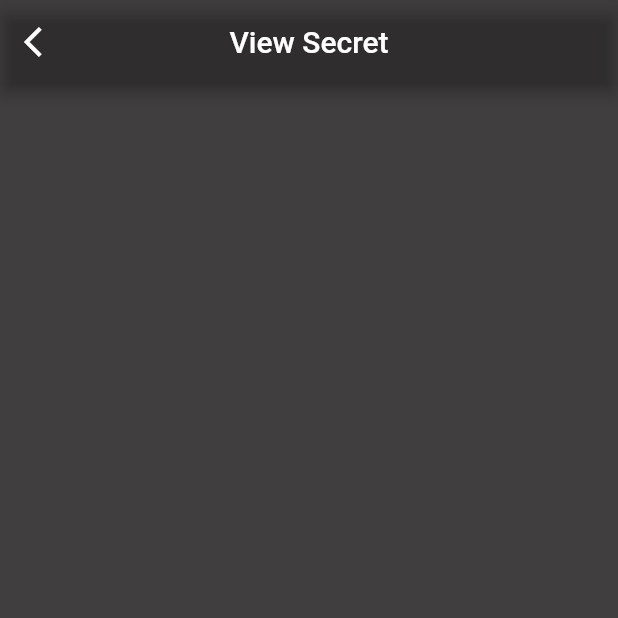
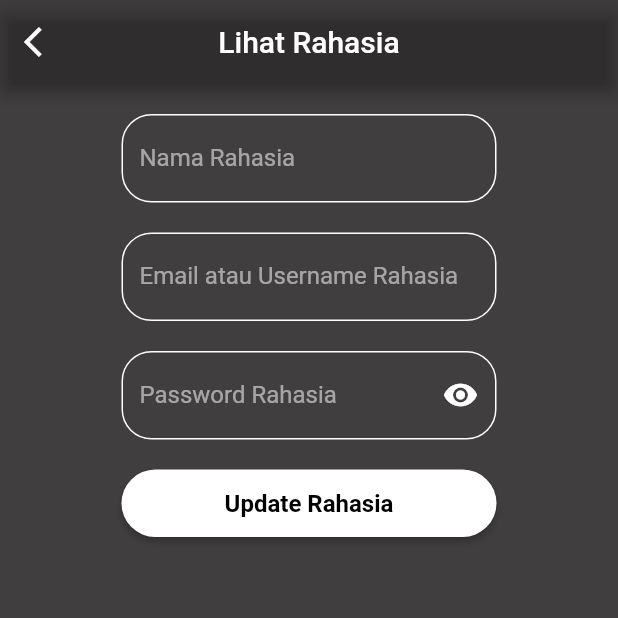
Before and after one commit to RayhanHamada/secureu-mobile, a Flutter app: the ViewSecretScreen screen opened by its route, on a phone screen of 412 x 824 dp, the top half of it. Run offline on Flutter 3.47's test engine with Material 2 defaults, Android fonts, the phone set to English and light mode, and no system bars; our stand-ins replace flutter_bloc, freezed_annotation, hive, pocketbase; missing offline and left inert: cryptography; accounts and stored records are empty.

Commit message:
feat: add update functionality for view secret screen

```diff
--- a/lib/screens/view_secret/bloc/view_secret_state.dart
+++ b/lib/screens/view_secret/bloc/view_secret_state.dart
@@ -3,10 +3,17 @@ part of 'view_secret_bloc.dart';
 @freezed
 class ViewSecretState with _$ViewSecretState {
   const factory ViewSecretState.initial() = _Initial;
+
+  const factory ViewSecretState.fetchingSecret() = _FetchingSecret;
   const factory ViewSecretState.successFetchSecret({
     required String name,
     required String emailOrUsername,
     required String password,
   }) = _SuccessFetchSecret;
   const factory ViewSecretState.failedFetchSecret() = _FailedFetchSecret;
+
+  const factory ViewSecretState.submittingForm() = _SubmittingForm;
+  const factory ViewSecretState.successSubmitForm() = _SuccessSubmitForm;
+  const factory ViewSecretState.failedSubmitForm({required String msg}) =
+      _FailedSubmitForm;
 }
--- /dev/null
+++ b/lib/screens/view_secret/view/view_secret_form.dart
@@ -0,0 +1,222 @@
+import 'package:flutter/material.dart';
+import 'package:flutter_bloc/flutter_bloc.dart';
+import 'package:secureu_mobile/screens/view_secret/bloc/view_secret_bloc.dart';
+
+class ViewSecretForm extends StatefulWidget {
+  const ViewSecretForm({Key? key}) : super(key: key);
+
+  @override
+  State<ViewSecretForm> createState() => _ViewSecretFormState();
+}
+
+class _ViewSecretFormState extends State<ViewSecretForm> {
+  final _nameController = TextEditingController();
+  final _emailOrUsernameController = TextEditingController();
+  final _passwordController = TextEditingController();
+
+  final _formKey = GlobalKey<FormState>();
+
+  var _hidePasswordField = true;
+
+  String? _validateName(String? name) {
+    if (name == null) return 'Nama tidak boleh kosong';
+    if (name.isEmpty) return 'Nama tidak boleh kosong';
+
+    return null;
+  }
+
+  String? _validateEmailOrUsername(String? emailOrUsername) {
+    if (emailOrUsername == null) {
+      return 'Email atau Username tidak boleh kosong';
+    }
+
+    if (emailOrUsername.isEmpty) {
+      return 'Email atau Username tidak boleh kosong';
+    }
+
+    return null;
+  }
+
+  String? _validatePassword(String? password) {
+    if (password == null) return 'Password tidak boleh kosong';
+    if (password.isEmpty) return 'Password tidak boleh kosong';
+
+    return null;
+  }
+
+  void _toggleHidePassword() {
+    setState(() {
+      _hidePasswordField = !_hidePasswordField;
+    });
+  }
+
+  @override
+  Widget build(BuildContext context) {
+    final theme = Theme.of(context);
+    final viewSecretBloc = context.watch<ViewSecretBloc>();
+
+    return Form(
+      key: _formKey,
+      child: BlocConsumer<ViewSecretBloc, ViewSecretState>(
+        listenWhen: (previous, current) => current.maybeMap(
+          orElse: () => false,
+          successFetchSecret: (_) => true,
+        ),
+        buildWhen: (previous, current) => current.maybeMap(
+          orElse: () => false,
+          successFetchSecret: (_) => true,
+        ),
+        listener: (context, state) {
+          state.whenOrNull(
+            successFetchSecret: (name, emailOrUsername, password) {
+              _nameController.text = name;
+              _emailOrUsernameController.text = emailOrUsername;
+              _passwordController.text = password;
+            },
+          );
+        },
+        builder: (context, state) {
+          return Column(
+            crossAxisAlignment: CrossAxisAlignment.center,
+            children: [
+              const SizedBox(
+                height: 20.0,
+              ),
+
+              /// Name textfield
+              SizedBox(
+                width: 250.0,
+                child: TextFormField(
+                  controller: _nameController,
+                  validator: _validateName,
+                  style: const TextStyle(
+                    color: Colors.white,
+                  ),
+                  decoration: InputDecoration(
+                    labelText: 'Nama Rahasia',
+                    hintStyle: theme.inputDecorationTheme.hintStyle,
+                    labelStyle: theme.inputDecorationTheme.labelStyle,
+                    border: theme.inputDecorationTheme.border,
+                    enabledBorder: theme.inputDecorationTheme.enabledBorder,
+                    focusedBorder: theme.inputDecorationTheme.focusedBorder,
+                  ),
+                ),
+              ),
+
+              const SizedBox(
+                height: 20.0,
+              ),
+
+              /// Email Or Username textfield
+              SizedBox(
+                width: 250.0,
+                child: TextFormField(
+                  controller: _emailOrUsernameController,
+                  validator: _validateEmailOrUsername,
+                  style: const TextStyle(
+                    color: Colors.white,
+                  ),
+                  decoration: InputDecoration(
+                    labelText: 'Email atau Username Rahasia',
+                    hintStyle: theme.inputDecorationTheme.hintStyle,
+                    labelStyle: theme.inputDecorationTheme.labelStyle,
+                    border: theme.inputDecorationTheme.border,
+                    enabledBorder: theme.inputDecorationTheme.enabledBorder,
+                    focusedBorder: theme.inputDecorationTheme.focusedBorder,
+                  ),
+                ),
+              ),
+
+              const SizedBox(
+                height: 20.0,
+              ),
+
+              /// Password textfield
+              SizedBox(
+                width: 250.0,
+                child: TextFormField(
+                  controller: _passwordController,
+                  validator: _validatePassword,
+                  obscureText: _hidePasswordField,
+                  obscuringCharacter: '*',
+                  style: const TextStyle(
+                    color: Colors.white,
+                  ),
+                  decoration: InputDecoration(
+                    labelText: 'Password Rahasia',
+                    hintStyle: theme.inputDecorationTheme.hintStyle,
+                    labelStyle: theme.inputDecorationTheme.labelStyle,
+                    border: theme.inputDecorationTheme.border,
+                    enabledBorder: theme.inputDecorationTheme.enabledBorder,
+                    focusedBorder: theme.inputDecorationTheme.focusedBorder,
+                    suffixIcon: IconButton(
+                      onPressed: _toggleHidePassword,
+                      icon: Icon(
+                        color: Colors.white,
+                        _hidePasswordField
+                            ? Icons.visibility
+                            : Icons.visibility_off,
+                      ),
+                    ),
+                  ),
+                ),
+              ),
+
+              const SizedBox(
+                height: 20.0,
+              ),
+
+              SizedBox(
+                width: 250.0,
+                height: 45.0,
+                child: ElevatedButton(
+                  onPressed: state.maybeMap(
+                    orElse: () => () {
+                      print('trigger form');
+
+                      if (_formKey.currentState != null &&
+                          !_formKey.currentState!.validate()) return;
+
+                      print('trigger form validate');
+                      final name = _nameController.text;
+                      final emailOrUsername = _emailOrUsernameController.text;
+                      final password = _passwordController.text;
+
+                      viewSecretBloc.add(
+                        ViewSecretEvent.submitForm(
+                          name: name,
+                          emailOrUsername: emailOrUsername,
+                          password: password,
+                        ),
+                      );
+                    },
+                    fetchingSecret: (_) => null,
+                    submittingForm: (_) => null,
+                  ),
+                  style: ButtonStyle(
+                    shape: theme.elevatedButtonTheme.style!.shape,
+                    backgroundColor: MaterialStateProperty.all<Color>(
+                      viewSecretBloc.state.maybeMap(
+                        orElse: () => Colors.white,
+                        submittingForm: (_) => Colors.white54,
+                        fetchingSecret: (_) => Colors.white54,
+                      ),
+                    ),
+                  ),
+                  child: const Text(
+                    'Update Rahasia',
+                    style: TextStyle(
+                      color: Colors.black,
+                      fontSize: 16,
+                      fontWeight: FontWeight.bold,
+                    ),
+                  ),
+                ),
+              ),
+            ],
+          );
+        },
+      ),
+    );
+  }
+}
--- a/lib/screens/view_secret/view_secret_screen.dart
+++ b/lib/screens/view_secret/view_secret_screen.dart
@@ -1,6 +1,7 @@
 import 'package:flutter/material.dart';
 import 'package:flutter_bloc/flutter_bloc.dart';
 import 'package:secureu_mobile/screens/view_secret/bloc/view_secret_bloc.dart';
+import 'package:secureu_mobile/screens/view_secret/view/view_secret_form.dart';
 
 class ViewSecretScreen extends StatelessWidget {
   const ViewSecretScreen({Key? key}) : super(key: key);
@@ -21,7 +22,7 @@ class ViewSecretScreen extends StatelessWidget {
 
   PreferredSizeWidget _appbar(BuildContext context) {
     return AppBar(
-      title: const Text('View Secret'),
+      title: const Text('Lihat Rahasia'),
       centerTitle: true,
       leading: IconButton(
         onPressed: () {
@@ -37,7 +38,9 @@ class ViewSecretScreen extends StatelessWidget {
   Widget _body(BuildContext context) {
     return Column(
       crossAxisAlignment: CrossAxisAlignment.stretch,
-      children: const [],
+      children: const [
+        ViewSecretForm(),
+      ],
     );
   }
 }
```
Also changed, not shown: lib/screens/view_secret/bloc/view_secret_bloc.dart (+80 -0 lines), lib/screens/view_secret/bloc/view_secret_bloc.freezed.dart.
